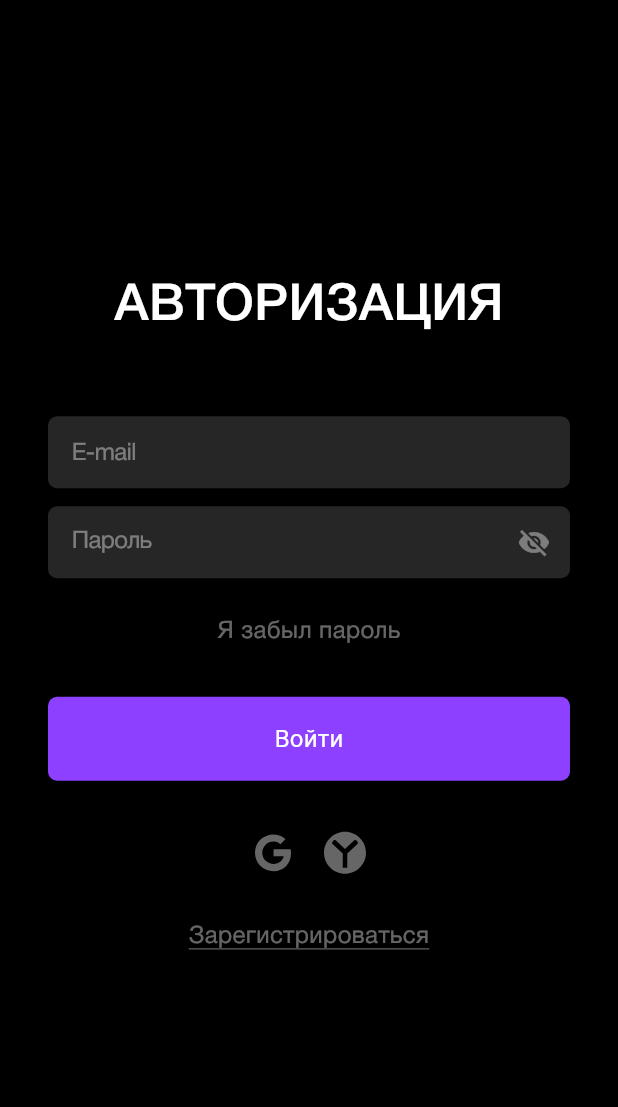
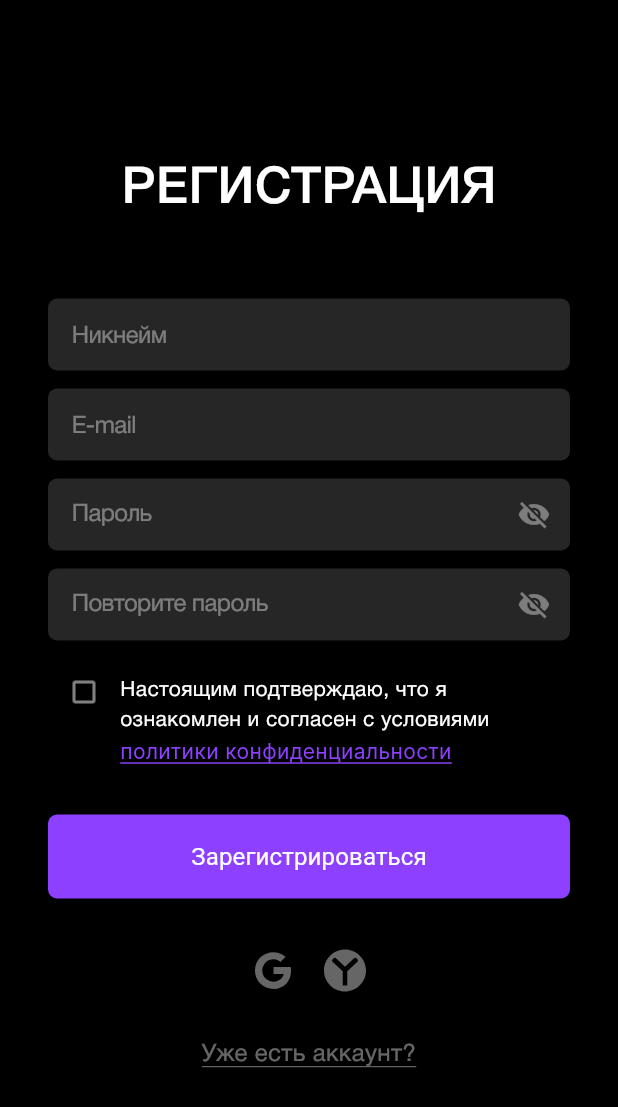
Before and after one commit to dmitry4567/vibeat, a Flutter app: the screen it shows after launch, on a phone screen of 412 x 824 dp. Shown: the top 1107 px of the screen. Run offline on Flutter 3.47's test engine with Material 3 defaults, Android fonts, the phone set to English and light mode, and no system bars; our stand-ins replace auto_route, bloc, cached_network_image, dio, equatable, firebase_core and 10 more; missing offline and left inert: audio_waveforms; accounts and stored records are empty; network calls fail; Roboto replaces fonts that are missing (Inter).

Commit message:
add signUp screen

```diff
--- a/lib/app/app_router.dart
+++ b/lib/app/app_router.dart
@@ -12,7 +12,6 @@ class AppRouter extends RootStackRouter {
   List<AutoRoute> get routes => [
         AutoRoute(
           path: '/',
-          initial: true,
           page: DashboardRoute.page,
           guards: [AuthGuard()],
           children: [
@@ -56,6 +55,11 @@ class AppRouter extends RootStackRouter {
         AutoRoute(
           path: '/signIn',
           page: SignInRoute.page,
+        ),
+        AutoRoute(
+          path: '/signUp',
+          initial: true,
+          page: SignUpRoute.page,
         ),
         AutoRoute(
           path: '/profile',
--- /dev/null
+++ b/lib/custom_functions.dart
@@ -0,0 +1,35 @@
+import 'package:flutter/material.dart';
+
+SnackBar setupSnackBar(String text) {
+  return SnackBar(
+    content: Row(
+      children: [
+        const Icon(
+          Icons.error_outline,
+          color: Colors.white,
+          size: 24,
+        ),
+        Expanded(
+          child: Padding(
+            padding: const EdgeInsets.only(
+              left: 12,
+              top: 6,
+            ),
+            child: Text(
+              text,
+              style: const TextStyle(
+                fontFamily: "Helvetica",
+                color: Colors.white,
+                fontSize: 16,
+                fontWeight: FontWeight.w400,
+                height: 1.4,
+              ),
+            ),
+          ),
+        )
+      ],
+    ),
+    duration: const Duration(milliseconds: 4000),
+    backgroundColor: Colors.red,
+  );
+}
--- a/lib/signIn.dart
+++ b/lib/signIn.dart
@@ -245,7 +245,6 @@ class _SignInScreenState extends State<SignInScreen> {
                       const SizedBox(height: 16),
                       GestureDetector(
                         onTap: () {
-                          print("fsef");
                         },
                         child: Padding(
                           padding: const EdgeInsets.symmetric(
@@ -308,7 +307,9 @@ class _SignInScreenState extends State<SignInScreen> {
                       ),
                       const SizedBox(height: 12),
                       GestureDetector(
-                        onTap: () {},
+                        onTap: () {
+                          context.pushRoute(const SignUpRoute());
+                        },
                         child: Padding(
                           padding: const EdgeInsets.symmetric(
                               horizontal: 16, vertical: 8),
--- /dev/null
+++ b/lib/signUp.dart
@@ -0,0 +1,501 @@
+import 'dart:convert';
+import 'dart:developer';
+import 'package:auto_route/auto_route.dart';
+import 'package:dio/dio.dart';
+import 'package:flutter/material.dart';
+import 'package:flutter_bloc/flutter_bloc.dart';
+import 'package:flutter_svg/svg.dart';
+import 'package:google_sign_in/google_sign_in.dart';
+import 'package:vibeat/app/app_router.gr.dart';
+import 'package:vibeat/custom_functions.dart';
+import 'package:vibeat/features/presentation/bloc/auth_bloc.dart';
+import 'package:vibeat/toggle_icon_widget.dart';
+import 'package:vibeat/utils/theme.dart';
+import 'package:vibeat/widgets/primary_button.dart';
+
+@RoutePage()
+class SignUpScreen extends StatefulWidget {
+  const SignUpScreen({super.key});
+
+  @override
+  State<SignUpScreen> createState() => _SignUpScreenState();
+}
+
+class _SignUpScreenState extends State<SignUpScreen> {
+  TextEditingController? textController1;
+  TextEditingController? textController2;
+  TextEditingController? textController3;
+  TextEditingController? textController4;
+
+  late bool passwordVisibility;
+  late bool passwordVisibility2;
+  late bool againPasswordVisibility;
+  late bool privacyLicenseBool;
+
+  @override
+  void initState() {
+    super.initState();
+    textController1 = TextEditingController();
+    textController2 = TextEditingController();
+    textController3 = TextEditingController();
+    textController4 = TextEditingController();
+    passwordVisibility = false;
+    passwordVisibility2 = false;
+    againPasswordVisibility = false;
+    privacyLicenseBool = false;
+  }
+
+  @override
+  void dispose() {
+    textController1?.dispose();
+    textController2?.dispose();
+    textController3?.dispose();
+    textController4?.dispose();
+    super.dispose();
+  }
+
+  @override
+  Widget build(BuildContext context) {
+    return Scaffold(
+      backgroundColor: AppColors.background,
+      body: Center(
+        child: GestureDetector(
+          onTap: () => FocusScope.of(context).unfocus(),
+          child: NotificationListener<OverscrollIndicatorNotification>(
+            onNotification: (overscroll) {
+              overscroll.disallowIndicator();
+              return true;
+            },
+            child: SingleChildScrollView(
+              child: Padding(
+                padding: const EdgeInsets.symmetric(horizontal: 32),
+                child: Column(
+                  mainAxisAlignment: MainAxisAlignment.center,
+                  children: [
+                    const Text(
+                      'РЕГИСТРАЦИЯ',
+                      style: TextStyle(
+                        fontSize: 34,
+                        fontWeight: FontWeight.w600,
+                        fontFamily: 'Helvetica',
+                      ),
+                    ),
+                    const SizedBox(
+                      height: 48,
+                    ),
+                    TextFormField(
+                      textAlignVertical: TextAlignVertical.center,
+                      controller: textController1,
+                      obscureText: false,
+                      autofocus: false,
+                      decoration: InputDecoration(
+                          hintText: 'Никнейм',
+                          hintStyle: TextStyle(
+                            color: Colors.white.withOpacity(0.4),
+                            fontSize: 16,
+                            fontWeight: FontWeight.w400,
+                            fontFamily: 'Helvetica',
+                          ),
+                          enabledBorder: OutlineInputBorder(
+                            borderSide: const BorderSide(
+                              color: Colors.transparent,
+                              width: 1,
+                            ),
+                            borderRadius: BorderRadius.circular(6),
+                          ),
+                          focusedBorder: OutlineInputBorder(
+                            borderSide: const BorderSide(
+                              color: AppColors.primary,
+                              width: 1,
+                            ),
+                            borderRadius: BorderRadius.circular(6),
+                          ),
+                          errorBorder: OutlineInputBorder(
+                            borderSide: const BorderSide(
+                              color: Color(0x00000000),
+                              width: 1,
+                            ),
+                            borderRadius: BorderRadius.circular(6),
+                          ),
+                          focusedErrorBorder: OutlineInputBorder(
+                            borderSide: const BorderSide(
+                              color: Color(0x00000000),
+                              width: 1,
+                            ),
+                            borderRadius: BorderRadius.circular(6),
+                          ),
+                          filled: true,
+                          fillColor: AppColors.backgroundFilterTextField,
+                          contentPadding: const EdgeInsets.only(
+                            left: 12,
+                            right: 12,
+                            top: 7,
+                            bottom: 7,
+                          )),
+                      style: const TextStyle(
+                        fontSize: 16,
+                        height: 1,
+                        fontWeight: FontWeight.w400,
+                        fontFamily: 'Poppins',
+                      ),
+                      keyboardType: TextInputType.emailAddress,
+                    ),
+                    const SizedBox(
+                      height: 12,
+                    ),
+                    TextFormField(
+                      textAlignVertical: TextAlignVertical.center,
+                      controller: textController2,
+                      obscureText: false,
+                      autofocus: false,
+                      decoration: InputDecoration(
+                          hintText: 'E-mail',
+                          hintStyle: TextStyle(
+                            color: Colors.white.withOpacity(0.4),
+                            fontSize: 16,
+                            fontWeight: FontWeight.w400,
+                            fontFamily: 'Helvetica',
+                          ),
+                          enabledBorder: OutlineInputBorder(
+                            borderSide: const BorderSide(
+                              color: Colors.transparent,
+                              width: 1,
+                            ),
+                            borderRadius: BorderRadius.circular(6),
+                          ),
+                          focusedBorder: OutlineInputBorder(
+                            borderSide: const BorderSide(
+                              color: AppColors.primary,
+                              width: 1,
+                            ),
+                            borderRadius: BorderRadius.circular(6),
+                          ),
+                          errorBorder: OutlineInputBorder(
+                            borderSide: const BorderSide(
+                              color: Color(0x00000000),
+                              width: 1,
+                            ),
+                            borderRadius: BorderRadius.circular(6),
+                          ),
+                          focusedErrorBorder: OutlineInputBorder(
+                            borderSide: const BorderSide(
+                              color: Color(0x00000000),
+                              width: 1,
+                            ),
+                            borderRadius: BorderRadius.circular(6),
+                          ),
+                          filled: true,
+                          fillColor: AppColors.backgroundFilterTextField,
+                          contentPadding: const EdgeInsets.only(
+                            left: 12,
+                            right: 12,
+                            top: 7,
+                            bottom: 7,
+                          )),
+                      style: const TextStyle(
+                        fontSize: 16,
+                        height: 1,
+                        fontWeight: FontWeight.w400,
+                        fontFamily: 'Poppins',
+                      ),
+                      keyboardType: TextInputType.emailAddress,
+                    ),
+                    const SizedBox(
+                      height: 12,
+                    ),
+                    TextFormField(
+                      textAlignVertical: TextAlignVertical.center,
+                      controller: textController3,
+                      obscureText: !passwordVisibility,
+                      autofocus: false,
+                      decoration: InputDecoration(
+                          hintText: 'Пароль',
+                          suffixIcon: IconButton(
+                            icon: Icon(
+                              passwordVisibility
+                                  ? Icons.visibility
+                                  : Icons.visibility_off,
+                              color: Colors.white.withOpacity(0.4),
+                              size: 22,
+                            ),
+                            onPressed: () {
+                              setState(() {
+                                passwordVisibility = !passwordVisibility;
+                              });
+                            },
+                          ),
+                          hintStyle: TextStyle(
+                            color: Colors.white.withOpacity(0.4),
+                            fontSize: 16,
+                            fontWeight: FontWeight.w400,
+                            fontFamily: 'Helvetica',
+                          ),
+                          enabledBorder: OutlineInputBorder(
+                            borderSide: const BorderSide(
+                              color: Colors.transparent,
+                              width: 1,
+                            ),
+                            borderRadius: BorderRadius.circular(6),
+                          ),
+                          focusedBorder: OutlineInputBorder(
+                            borderSide: const BorderSide(
+                              color: AppColors.primary,
+                              width: 1,
+                            ),
+                            borderRadius: BorderRadius.circular(6),
+                          ),
+                          errorBorder: OutlineInputBorder(
+                            borderSide: const BorderSide(
+                              color: Color(0x00000000),
+                              width: 1,
+                            ),
+                            borderRadius: BorderRadius.circular(6),
+                          ),
+                          focusedErrorBorder: OutlineInputBorder(
+                            borderSide: const BorderSide(
+                              color: Color(0x00000000),
+                              width: 1,
+                            ),
+                            borderRadius: BorderRadius.circular(6),
+                          ),
+                          filled: true,
+                          fillColor: AppColors.backgroundFilterTextField,
+                          contentPadding: const EdgeInsets.only(
+                            left: 12,
+                            right: 12,
+                            top: 7,
+                            bottom: 7,
+                          )),
+                      style: const TextStyle(
+                        fontSize: 16,
+                        height: 1,
+                        fontWeight: FontWeight.w400,
+                        fontFamily: 'Helvetica',
+                      ),
+                      keyboardType: TextInputType.text,
+                    ),
+                    const SizedBox(
+                      height: 12,
+                    ),
+                    TextFormField(
+                      textAlignVertical: TextAlignVertical.center,
+                      controller: textController4,
+                      obscureText: !passwordVisibility2,
+                      autofocus: false,
+                      decoration: InputDecoration(
+                          hintText: 'Повторите пароль',
+                          suffixIcon: IconButton(
+                            icon: Icon(
+                              passwordVisibility2
+                                  ? Icons.visibility
+                                  : Icons.visibility_off,
+                              color: Colors.white.withOpacity(0.4),
+                              size: 22,
+                            ),
+                            onPressed: () {
+                              setState(() {
+                                passwordVisibility2 = !passwordVisibility2;
+                              });
+                            },
+                          ),
+                          hintStyle: TextStyle(
+                            color: Colors.white.withOpacity(0.4),
+                            fontSize: 16,
+                            fontWeight: FontWeight.w400,
+                            fontFamily: 'Helvetica',
+                          ),
+                          enabledBorder: OutlineInputBorder(
+                            borderSide: const BorderSide(
+                              color: Colors.transparent,
+                              width: 1,
+                            ),
+                            borderRadius: BorderRadius.circular(6),
+                          ),
+                          focusedBorder: OutlineInputBorder(
+                            borderSide: const BorderSide(
+                              color: AppColors.primary,
+                              width: 1,
+                            ),
+                            borderRadius: BorderRadius.circular(6),
+                          ),
+                          errorBorder: OutlineInputBorder(
+                            borderSide: const BorderSide(
+                              color: Color(0x00000000),
+                              width: 1,
+                            ),
+                            borderRadius: BorderRadius.circular(6),
+                          ),
+                          focusedErrorBorder: OutlineInputBorder(
+                            borderSide: const BorderSide(
+                              color: Color(0x00000000),
+                              width: 1,
+                            ),
+                            borderRadius: BorderRadius.circular(6),
+                          ),
+                          filled: true,
+                          fillColor: AppColors.backgroundFilterTextField,
+                          contentPadding: const EdgeInsets.only(
+                            left: 12,
+                            right: 12,
+                            top: 7,
+                            bottom: 7,
+                          )),
+                      style: const TextStyle(
+                        fontSize: 16,
+                        height: 1,
+                        fontWeight: FontWeight.w400,
+                        fontFamily: 'Helvetica',
+                      ),
+                      keyboardType: TextInputType.text,
+                    ),
+                    const SizedBox(height: 10),
+                    Column(
+                      mainAxisSize: MainAxisSize.max,
+                      children: [
+                        Row(
+                          mainAxisSize: MainAxisSize.max,
+                          mainAxisAlignment: MainAxisAlignment.start,
+                          crossAxisAlignment: CrossAxisAlignment.start,
+                          children: [
+                            ToggleIcon(
+                              onPressed: () {
+                                setState(() {
+                                  privacyLicenseBool = !privacyLicenseBool;
+                                });
+                              },
+                              value: privacyLicenseBool,
+                              onIcon: const Icon(
+                                Icons.check_box,
+                                color: Color(0xff8D40FF),
+                                size: 20,
+                              ),
+                              offIcon: Icon(
+                                Icons.check_box_outline_blank,
+                                color: privacyLicenseBool
+                                    ? const Color(0xff8D40FF)
+                                    : Colors.white.withOpacity(0.5),
+                                size: 20,
+                              ),
+                            ),
+                            Expanded(
+                              child: Padding(
+                                padding: const EdgeInsetsDirectional.fromSTEB(
+                                    0, 14, 0, 0),
+                                child: Column(
+                                  mainAxisSize: MainAxisSize.max,
+                                  crossAxisAlignment: CrossAxisAlignment.start,
+                                  children: [
+                                    const Text(
+                                      'Настоящим подтверждаю, что я ознакомлен и согласен с условиями ',
+                                      style: TextStyle(
+                                        fontFamily: 'Helvetica',
+                                        color: Colors.white,
+                                        fontWeight: FontWeight.w400,
+                                        height: 1.4,
+                                      ),
+                                    ),
+                                    InkWell(
+                                      onTap: () {},
+                                      child: const Text(
+                                        'политики конфиденциальности',
+                                        style: TextStyle(
+                                          fontFamily: 'Inter',
+                                          color: Color(0xff8D40FF),
+                                          fontWeight: FontWeight.w400,
+                                          height: 1.4,
+                                          decoration: TextDecoration.underline,
+                                          decorationColor: Color(0xff8D40FF),
+                                        ),
+                                      ),
+                                    ),
+                                  ],
+                                ),
+                              ),
+                            ),
+                          ],
+                        ),
+                      ],
+                    ),
+                    const SizedBox(height: 32),
+                    SizedBox(
+                      width: double.infinity,
+                      height: 56,
+                      child: FFButtonWidget(
+                        onPressed: () async {
+                          if (privacyLicenseBool) {
+                          } else {
+                            ScaffoldMessenger.of(context).showSnackBar(
+                                setupSnackBar(
+                                    "Необходимо подтвердить условия политики конфиденциальности"));
+                          }
+                        },
+                        text: 'Зарегистрироваться',
+                        options: FFButtonOptions(
+                          width: double.infinity,
+                          height: double.infinity,
+                          color: AppColors.primary,
+                          elevation: 0,
+                          textStyle: const TextStyle(
+                            fontFamily: 'Poppins',
+                            color: Colors.white,
+                            fontSize: 16,
+                            fontWeight: FontWeight.w400,
+                          ),
+                          borderRadius: BorderRadius.circular(6),
+                        ),
+                      ),
+                    ),
+                    const SizedBox(height: 24),
+                    Row(
+                      mainAxisAlignment: MainAxisAlignment.center,
+                      children: [
+                        IconButton(
+                          onPressed: () async {
+                            context
+                                .read<AuthBloc>()
+                                .add(GoogleSignInRequested());
+                          },
+                          icon: SvgPicture.asset(
+                            'assets/svg/google.svg',
+                          ),
+                        ),
+                        IconButton(
+                          onPressed: () {},
+                          icon: SvgPicture.asset(
+                            'assets/svg/yandex.svg',
+                          ),
+                        ),
+                      ],
+                    ),
+                    const SizedBox(height: 12),
+                    GestureDetector(
+                      onTap: () {
+                        context.replaceRoute(const SignInRoute());
+                      },
+                      child: Padding(
+                        padding: const EdgeInsets.symmetric(
+                            horizontal: 16, vertical: 8),
+                        child: Text(
+                          'Уже есть аккаунт?',
+                          textAlign: TextAlign.center,
+                          style: TextStyle(
+                            color: Colors.white.withOpacity(0.4),
+                            fontSize: 16,
+                            fontWeight: FontWeight.w400,
+                            fontFamily: 'Helvetica',
+                            decoration: TextDecoration.underline,
+                            decorationColor: Colors.white.withOpacity(0.4),
+                          ),
+                        ),
+                      ),
+                    ),
+                  ],
+                ),
+              ),
+            ),
+          ),
+        ),
+      ),
+    );
+  }
+}
--- /dev/null
+++ b/lib/toggle_icon_widget.dart
@@ -0,0 +1,21 @@
+import 'package:flutter/material.dart';
+
+class ToggleIcon extends StatelessWidget {
+  const ToggleIcon({super.key,
+    required this.value,
+    required this.onPressed,
+    required this.onIcon,
+    required this.offIcon,
+  });
+
+  final bool value;
+  final Function() onPressed;
+  final Widget onIcon;
+  final Widget offIcon;
+
+  @override
+  Widget build(BuildContext context) => IconButton(
+        onPressed: onPressed,
+        icon: value ? onIcon : offIcon,
+      );
+}
```
Also changed, not shown: firebase.json, lib/app/app_router.gr.dart.
